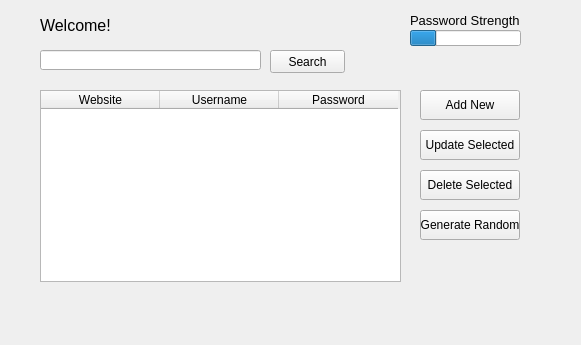
This is ui/passui.ui in KanzuNe/Security-Unity as Qt 5 draws it before an edit. The edited form follows.
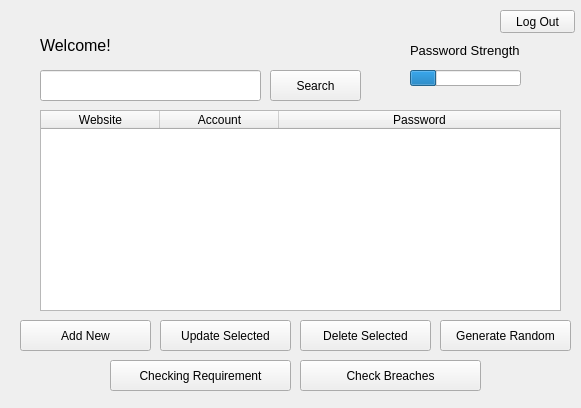
This is the edited form.

Commit message: #Adding check requirement and fix the update and messagebox

```diff
--- a/ui/passui.ui
+++ b/ui/passui.ui
@@ -7,7 +7,7 @@
     <x>0</x>
     <y>0</y>
     <width>581</width>
-    <height>345</height>
+    <height>408</height>
    </rect>
   </property>
   <property name="windowTitle">
@@ -18,9 +18,9 @@
     <property name="geometry">
      <rect>
       <x>40</x>
-      <y>50</y>
+      <y>70</y>
       <width>221</width>
-      <height>20</height>
+      <height>31</height>
      </rect>
     </property>
    </widget>
@@ -28,9 +28,9 @@
     <property name="geometry">
      <rect>
       <x>270</x>
-      <y>50</y>
-      <width>75</width>
-      <height>23</height>
+      <y>70</y>
+      <width>91</width>
+      <height>31</height>
      </rect>
     </property>
     <property name="text">
@@ -40,10 +40,10 @@
    <widget class="QPushButton" name="AddNew">
     <property name="geometry">
      <rect>
-      <x>420</x>
-      <y>90</y>
-      <width>100</width>
-      <height>30</height>
+      <x>20</x>
+      <y>320</y>
+      <width>131</width>
+      <height>31</height>
      </rect>
     </property>
     <property name="text">
@@ -59,10 +59,10 @@
    <widget class="QPushButton" name="Update">
     <property name="geometry">
      <rect>
-      <x>420</x>
-      <y>130</y>
-      <width>100</width>
-      <height>30</height>
+      <x>160</x>
+      <y>320</y>
+      <width>131</width>
+      <height>31</height>
      </rect>
     </property>
     <property name="text">
@@ -78,10 +78,10 @@
    <widget class="QPushButton" name="Delete">
     <property name="geometry">
      <rect>
-      <x>420</x>
-      <y>170</y>
-      <width>100</width>
-      <height>30</height>
+      <x>300</x>
+      <y>320</y>
+      <width>131</width>
+      <height>31</height>
      </rect>
     </property>
     <property name="text">
@@ -97,10 +97,10 @@
    <widget class="QPushButton" name="GenerateRan">
     <property name="geometry">
      <rect>
-      <x>420</x>
-      <y>210</y>
-      <width>100</width>
-      <height>30</height>
+      <x>440</x>
+      <y>320</y>
+      <width>131</width>
+      <height>31</height>
      </rect>
     </property>
     <property name="text">
@@ -117,8 +117,8 @@
     <property name="geometry">
      <rect>
       <x>40</x>
-      <y>10</y>
-      <width>531</width>
+      <y>30</y>
+      <width>361</width>
       <height>31</height>
      </rect>
     </property>
@@ -135,9 +135,9 @@
     <property name="geometry">
      <rect>
       <x>40</x>
-      <y>90</y>
-      <width>361</width>
-      <height>192</height>
+      <y>110</y>
+      <width>521</width>
+      <height>201</height>
      </rect>
     </property>
     <property name="verticalScrollBarPolicy">
@@ -164,6 +164,9 @@
     <attribute name="horizontalHeaderDefaultSectionSize">
      <number>119</number>
     </attribute>
+    <attribute name="horizontalHeaderStretchLastSection">
+     <bool>true</bool>
+    </attribute>
     <column>
      <property name="text">
       <string>Website</string>
@@ -171,7 +174,7 @@
     </column>
     <column>
      <property name="text">
-      <string>Username</string>
+      <string>Account</string>
      </property>
     </column>
     <column>
@@ -191,7 +194,7 @@
     <property name="geometry">
      <rect>
       <x>410</x>
-      <y>10</y>
+      <y>40</y>
       <width>141</width>
       <height>21</height>
      </rect>
@@ -209,7 +212,7 @@
     <property name="geometry">
      <rect>
       <x>410</x>
-      <y>30</y>
+      <y>70</y>
       <width>111</width>
       <height>16</height>
      </rect>
@@ -225,7 +228,7 @@
     <property name="geometry">
      <rect>
       <x>410</x>
-      <y>50</y>
+      <y>90</y>
       <width>111</width>
       <height>16</height>
      </rect>
@@ -234,6 +237,57 @@
      <string/>
     </property>
    </widget>
+   <widget class="QPushButton" name="logout">
+    <property name="geometry">
+     <rect>
+      <x>500</x>
+      <y>10</y>
+      <width>75</width>
+      <height>23</height>
+     </rect>
+    </property>
+    <property name="text">
+     <string>Log Out</string>
+    </property>
+   </widget>
+   <widget class="QPushButton" name="checkreq">
+    <property name="geometry">
+     <rect>
+      <x>110</x>
+      <y>360</y>
+      <width>181</width>
+      <height>31</height>
+     </rect>
+    </property>
+    <property name="text">
+     <string>Checking Requirement</string>
+    </property>
+    <property name="iconSize">
+     <size>
+      <width>10</width>
+      <height>10</height>
+     </size>
+    </property>
+   </widget>
+   <widget class="QPushButton" name="checkbreach">
+    <property name="geometry">
+     <rect>
+      <x>300</x>
+      <y>360</y>
+      <width>181</width>
+      <height>31</height>
+     </rect>
+    </property>
+    <property name="text">
+     <string>Check Breaches</string>
+    </property>
+    <property name="iconSize">
+     <size>
+      <width>10</width>
+      <height>10</height>
+     </size>
+    </property>
+   </widget>
   </widget>
  </widget>
  <resources/>
```
Left out of the diff: 3 changed lines with no effect on the pictures. The commit also changes 9 other files.
